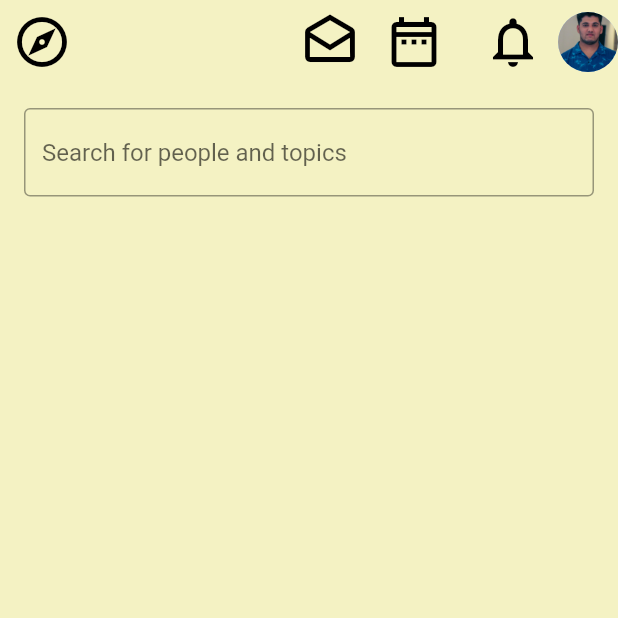
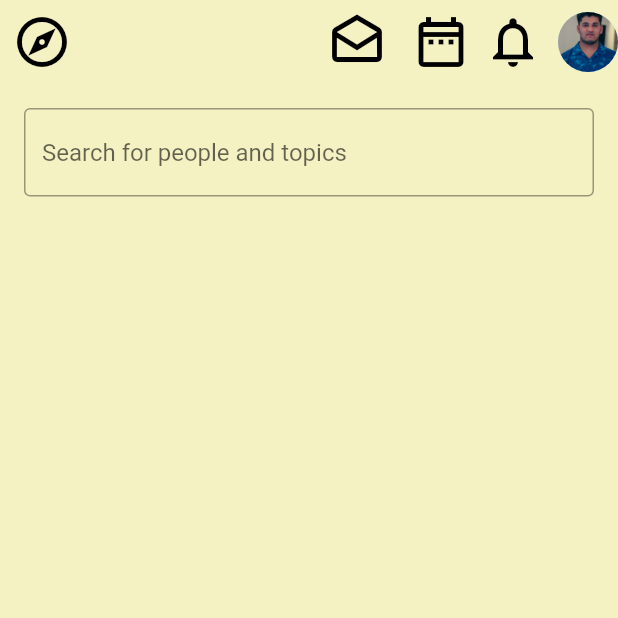
Before and after one commit to sandesh101/clubhouse-clone, a Flutter app: the screen it shows after launch, on a phone screen of 412 x 824 dp, the top half of it. Run offline on Flutter 3.47's test engine with Material 2 defaults, Android fonts, the light colour scheme and no system bars.

Commit message:
Fix: Appbar button position

```diff
--- a/lib/Screens/homepage.dart
+++ b/lib/Screens/homepage.dart
@@ -23,7 +23,7 @@ class HomePage extends StatelessWidget {
             ),
           ),
           Padding(
-            padding: const EdgeInsets.fromLTRB(8.0, 0.0, 10.0, 0.0),
+            padding: const EdgeInsets.fromLTRB(8.0, 0.0, 0.0, 0.0),
             child: IconButton(
               onPressed: () {},
               icon: const Icon(
@@ -34,7 +34,7 @@ class HomePage extends StatelessWidget {
             ),
           ),
           Padding(
-            padding: const EdgeInsets.fromLTRB(8.0, 0.0, 10.0, 0.0),
+            padding: const EdgeInsets.fromLTRB(0.0, 0.0, 10.0, 0.0),
             child: IconButton(
               onPressed: () {},
               icon: const Icon(
```
